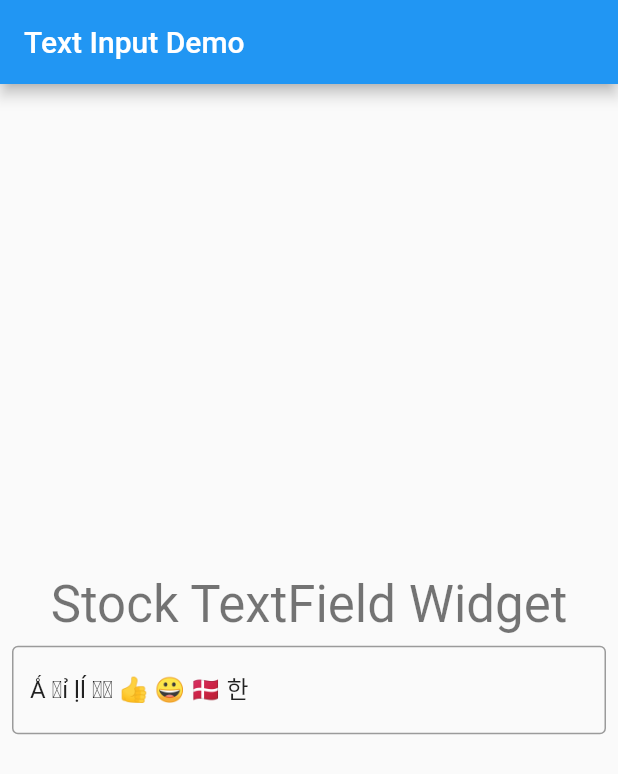
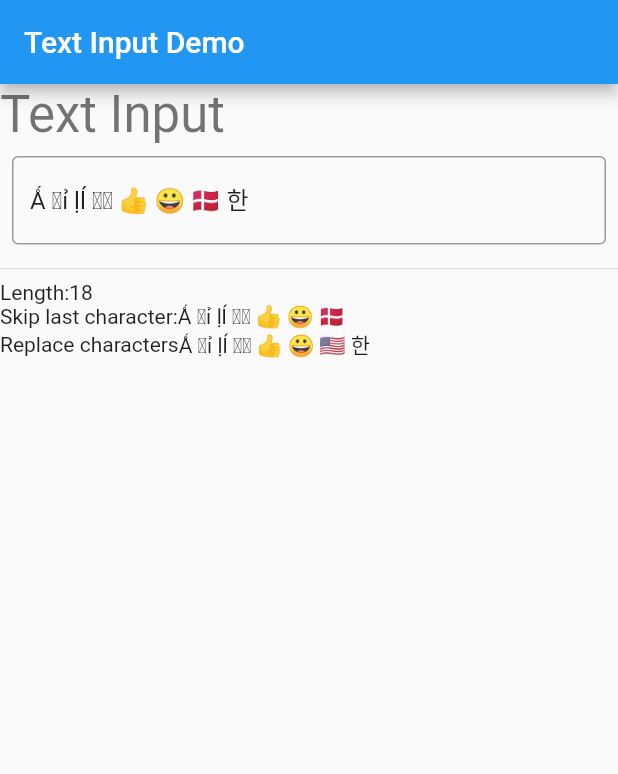
Before and after one commit to InMatrix/text_input_demo, a Flutter app: the screen it shows after launch, on a phone screen of 412 x 824 dp. Shown: the top 774 px of the screen. Run offline on Flutter 3.47's test engine with Material 2 defaults, Android fonts, the phone set to English and light mode, and no system bars.

Commit message:
Add simple examples of the Characters API

```diff
--- a/lib/main.dart
+++ b/lib/main.dart
@@ -1,4 +1,5 @@
 import 'package:flutter/material.dart';
+import 'package:characters/characters.dart';
 
 void main() => runApp(MyApp());
 
@@ -38,6 +39,11 @@ class _MyHomePageState extends State<MyHomePage> {
     super.dispose();
   }
 
+  void _onTextChange(String text) {
+    setState(() {
+      // update all the text manipulation results
+    });
+  }
 
   @override
   Widget build(BuildContext context) {
@@ -46,12 +52,9 @@ class _MyHomePageState extends State<MyHomePage> {
         title: Text(widget.title),
       ),
       body: Center(
-
-        child: Column(
-
-          mainAxisAlignment: MainAxisAlignment.center,
+        child: ListView(
           children: <Widget>[
-            Text("Stock TextField Widget", style: Theme.of(context).textTheme.display1),
+            Text("Text Input", style: Theme.of(context).textTheme.display1),
             Padding(
               padding: const EdgeInsets.all(8.0),
               child: TextField(
@@ -59,8 +62,31 @@ class _MyHomePageState extends State<MyHomePage> {
                   border: OutlineInputBorder(),
                 ),
                 controller: _controller,
+                onChanged: _onTextChange,
               ),
-            )
+            ),
+            Divider(),
+            Row(
+              children: <Widget>[
+                Text("Length:"),
+                Text("${Characters(_controller.text).length}"),
+              ],
+            ),
+            Row(
+              children: <Widget>[
+                Text("Skip last character:"),
+                Text("${Characters(_controller.text).skipLast(1)}"),
+              ],
+            ),
+            Row(
+              children: <Widget>[
+                Text("Replace characters"),
+                Text("${Characters(_controller.text).replaceAll(
+                  Characters('🇩🇰'),
+                  Characters('🇺🇸'),
+                )}"),
+              ],
+            ),
           ],
         ),
       ),
--- a/pubspec.yaml
+++ b/pubspec.yaml
@@ -23,6 +23,7 @@ dependencies:
   # The following adds the Cupertino Icons font to your application.
   # Use with the CupertinoIcons class for iOS style icons.
   cupertino_icons: ^0.1.2
+  characters: ^0.3.1
 
 dev_dependencies:
   flutter_test:
```
Also changed, not shown: pubspec.lock.
